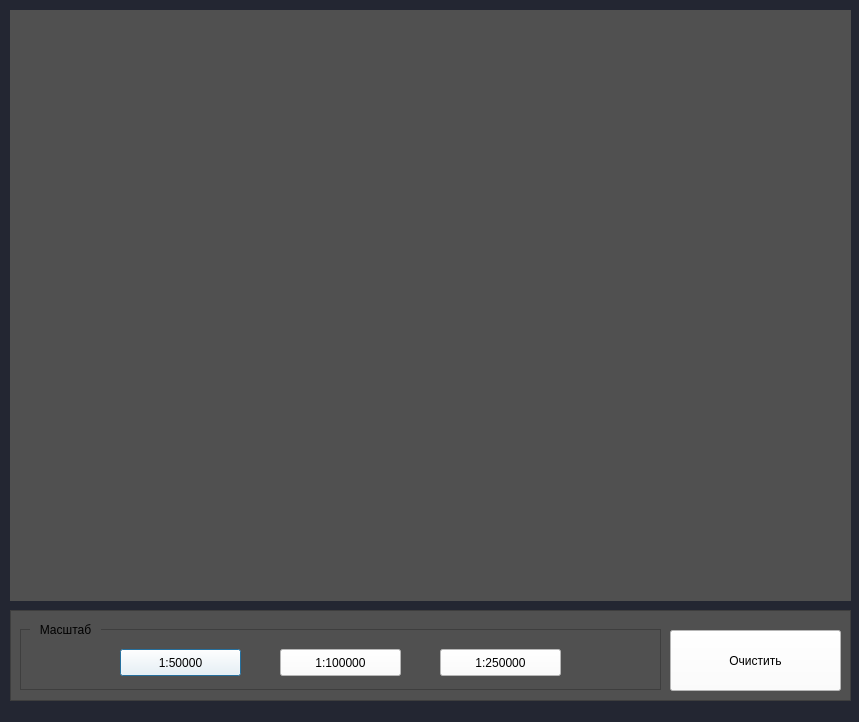
First picture: the form in qt/administrator.ui, repository Alexey-Nikolaevic-B/pokazuha, before the edit.
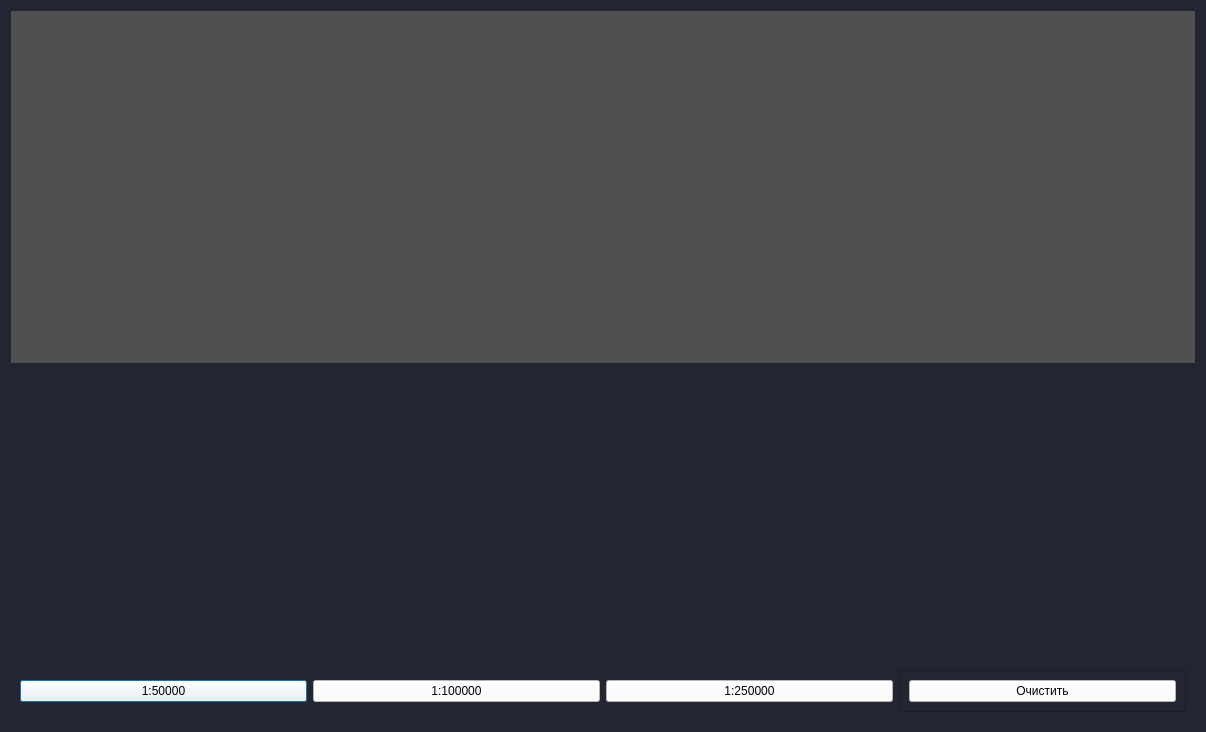
Second picture: the form after the edit.

What changed in the file:
```diff
--- a/qt/administrator.ui
+++ b/qt/administrator.ui
@@ -6,8 +6,8 @@
    <rect>
     <x>0</x>
     <y>0</y>
-    <width>859</width>
-    <height>722</height>
+    <width>1206</width>
+    <height>732</height>
    </rect>
   </property>
   <property name="windowTitle">
@@ -16,80 +16,19 @@
   <property name="styleSheet">
    <string notr="true">background-color: rgb(35,38,50)</string>
   </property>
-  <widget class="QFrame" name="frame_8">
-   <property name="geometry">
-    <rect>
-     <x>10</x>
-     <y>10</y>
-     <width>841</width>
-     <height>591</height>
-    </rect>
-   </property>
-   <property name="styleSheet">
-    <string notr="true">background-color: rgb(210, 210, 210)</string>
-   </property>
-   <property name="frameShape">
-    <enum>QFrame::StyledPanel</enum>
-   </property>
-   <property name="frameShadow">
-    <enum>QFrame::Plain</enum>
-   </property>
+  <layout class="QVBoxLayout" name="verticalLayout">
+   <item>
    <widget class="QWidget" name="Twidget" native="true">
-    <property name="geometry">
-     <rect>
-      <x>0</x>
-      <y>0</y>
-      <width>841</width>
-      <height>591</height>
-     </rect>
-    </property>
     <property name="styleSheet">
      <string notr="true">background-color: rgb(80, 80, 80)</string>
     </property>
    </widget>
-  </widget>
-  <widget class="QFrame" name="frame_2">
-   <property name="geometry">
-    <rect>
-     <x>10</x>
-     <y>610</y>
-     <width>841</width>
-     <height>91</height>
-    </rect>
-   </property>
-   <property name="styleSheet">
-    <string notr="true">background-color: rgb(80, 80, 80)</string>
-   </property>
-   <property name="frameShape">
-    <enum>QFrame::StyledPanel</enum>
-   </property>
-   <property name="frameShadow">
-    <enum>QFrame::Plain</enum>
-   </property>
-   <widget class="QFrame" name="frame_4">
-    <property name="geometry">
-     <rect>
-      <x>10</x>
-      <y>19</y>
-      <width>641</width>
-      <height>61</height>
-     </rect>
-    </property>
-    <property name="frameShape">
-     <enum>QFrame::StyledPanel</enum>
-    </property>
-    <property name="frameShadow">
-     <enum>QFrame::Plain</enum>
-    </property>
+   </item>
+   <item alignment="Qt::AlignBottom">
+    <widget class="QWidget" name="widget" native="true">
+     <layout class="QHBoxLayout" name="horizontalLayout_2">
+      <item>
     <widget class="QPushButton" name="btn_scale_50">
-     <property name="geometry">
-      <rect>
-       <x>100</x>
-       <y>20</y>
-       <width>121</width>
-       <height>27</height>
-      </rect>
-     </property>
      <property name="cursor">
       <cursorShape>PointingHandCursor</cursorShape>
      </property>
@@ -100,15 +39,9 @@
       <string>1:50000</string>
      </property>
     </widget>
+      </item>
+      <item>
     <widget class="QPushButton" name="btn_scale_100">
-     <property name="geometry">
-      <rect>
-       <x>260</x>
-       <y>20</y>
-       <width>121</width>
-       <height>27</height>
-      </rect>
-     </property>
      <property name="cursor">
       <cursorShape>PointingHandCursor</cursorShape>
      </property>
@@ -119,15 +52,9 @@
       <string>1:100000</string>
      </property>
     </widget>
-    <widget class="QPushButton" name="btn_scale_250">
-     <property name="geometry">
-      <rect>
-       <x>420</x>
-       <y>20</y>
-       <width>121</width>
-       <height>27</height>
-      </rect>
-     </property>
+      </item>
+      <item>
+       <widget class="QPushButton" name="btn_scale_200">
      <property name="cursor">
       <cursorShape>PointingHandCursor</cursorShape>
      </property>
@@ -138,16 +65,18 @@
       <string>1:250000</string>
      </property>
     </widget>
-   </widget>
+      </item>
+      <item>
+       <widget class="QFrame" name="frame">
+        <property name="frameShape">
+         <enum>QFrame::StyledPanel</enum>
+        </property>
+        <property name="frameShadow">
+         <enum>QFrame::Plain</enum>
+        </property>
+        <layout class="QGridLayout" name="gridLayout">
+         <item row="0" column="0">
    <widget class="QPushButton" name="btn_clear">
-    <property name="geometry">
-     <rect>
-      <x>660</x>
-      <y>20</y>
-      <width>171</width>
-      <height>61</height>
-     </rect>
-    </property>
     <property name="styleSheet">
      <string notr="true">background-color: rgb(255,255,255)</string>
     </property>
@@ -155,25 +84,14 @@
      <string>Очистить</string>
     </property>
    </widget>
-   <widget class="QLabel" name="label">
-    <property name="geometry">
-     <rect>
-      <x>20</x>
-      <y>10</y>
-      <width>71</width>
-      <height>20</height>
-     </rect>
-    </property>
-    <property name="text">
-     <string>Масштаб</string>
-    </property>
-    <property name="alignment">
-     <set>Qt::AlignCenter</set>
-    </property>
-   </widget>
-  </widget>
-  <zorder>frame_2</zorder>
-  <zorder>frame_8</zorder>
+         </item>
+        </layout>
+       </widget>
+      </item>
+     </layout>
+    </widget>
+   </item>
+  </layout>
  </widget>
  <resources/>
  <connections/>
```
Lines whose indentation alone changed are shown as unchanged.
